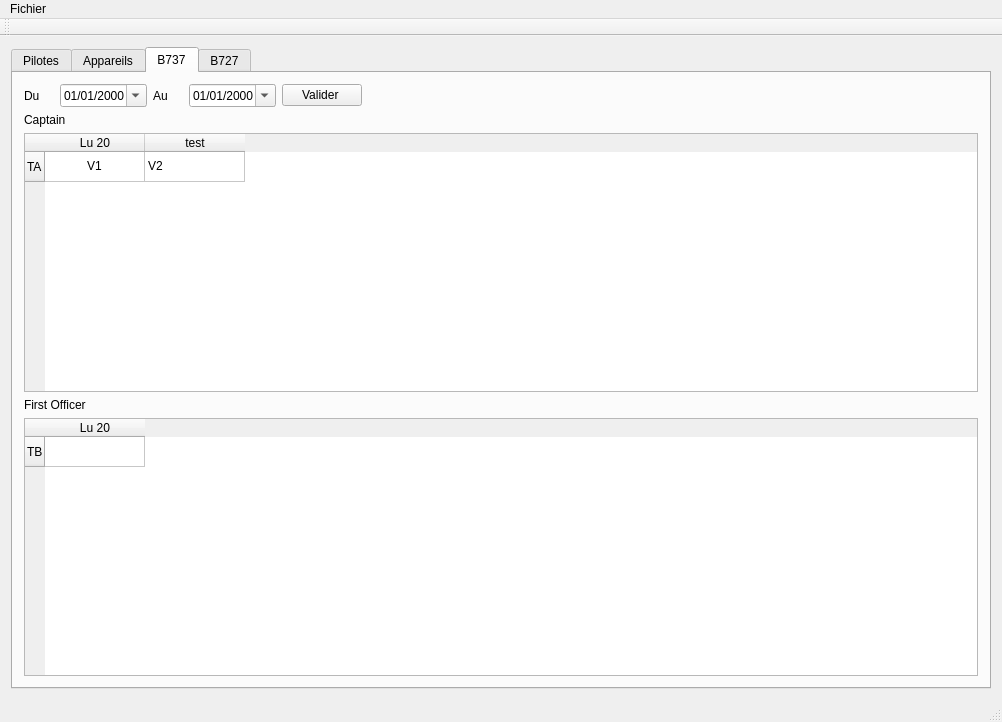
Before: the Qt Designer form crispy_chainsaw/mainwindow.ui in ViryBe/crispy_chainsaw, drawn with Qt 5.
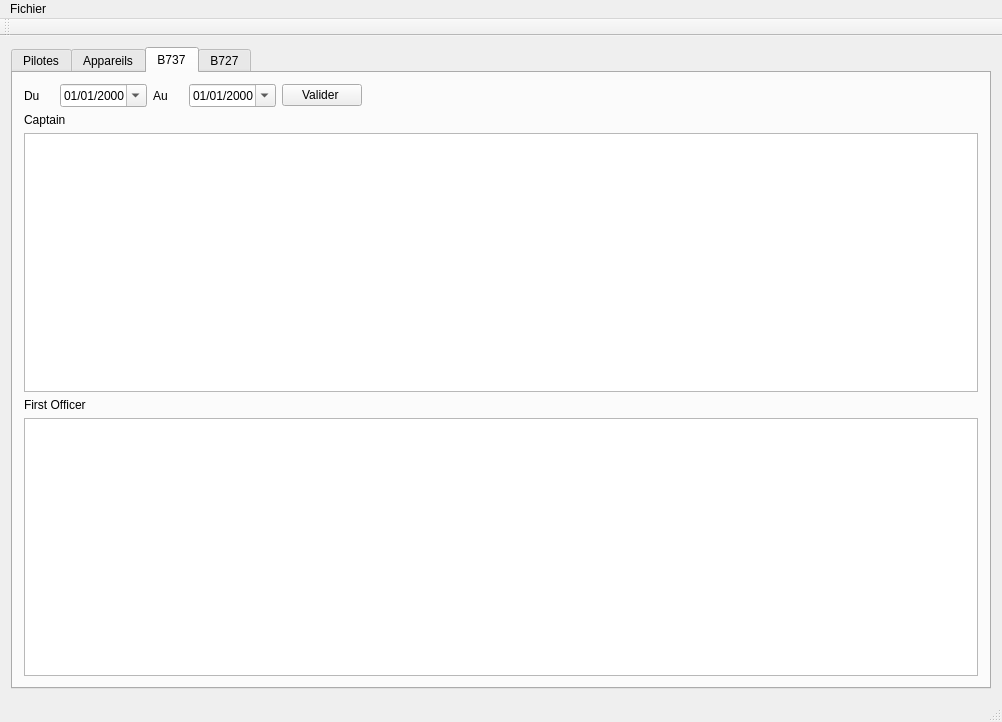
After: the same form once the commit is applied. The open tabs and pages were chosen to show the change.

```diff
--- a/crispy_chainsaw/mainwindow.ui
+++ b/crispy_chainsaw/mainwindow.ui
@@ -1474,41 +1474,6 @@
           <attribute name="horizontalHeaderMinimumSectionSize">
            <number>20</number>
           </attribute>
-          <row>
-           <property name="text">
-            <string>TA</string>
-           </property>
-          </row>
-          <column>
-           <property name="text">
-            <string>Lu 20</string>
-           </property>
-           <property name="background">
-            <color>
-             <red>85</red>
-             <green>170</green>
-             <blue>255</blue>
-            </color>
-           </property>
-          </column>
-          <column>
-           <property name="text">
-            <string>test</string>
-           </property>
-          </column>
-          <item row="0" column="0">
-           <property name="text">
-            <string>V1</string>
-           </property>
-           <property name="textAlignment">
-            <set>AlignCenter</set>
-           </property>
-          </item>
-          <item row="0" column="1">
-           <property name="text">
-            <string>V2</string>
-           </property>
-          </item>
          </widget>
         </item>
         <item>
@@ -1519,18 +1484,7 @@
          </widget>
         </item>
         <item>
-         <widget class="QTableWidget" name="foB737Tab">
-          <row>
-           <property name="text">
-            <string>TB</string>
-           </property>
-          </row>
-          <column>
-           <property name="text">
-            <string>Lu 20</string>
-           </property>
-          </column>
-         </widget>
+         <widget class="QTableWidget" name="foB737Tab"/>
         </item>
        </layout>
       </widget>
```
Left out of the diff: 2 changed lines with no effect on the pictures.
